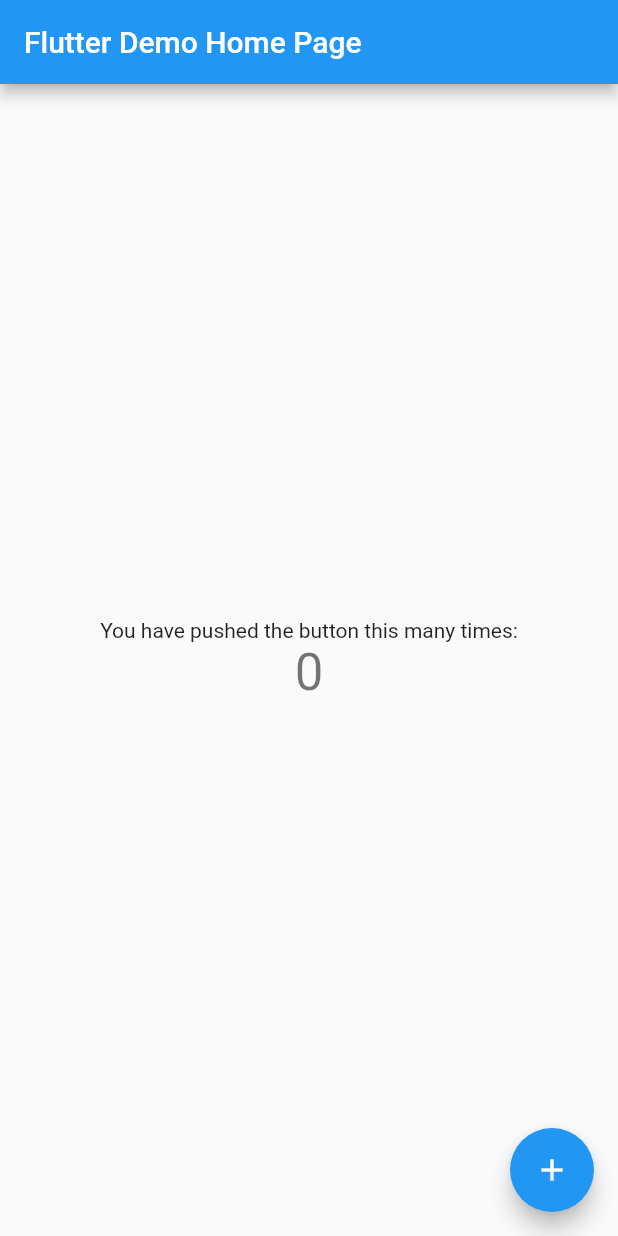
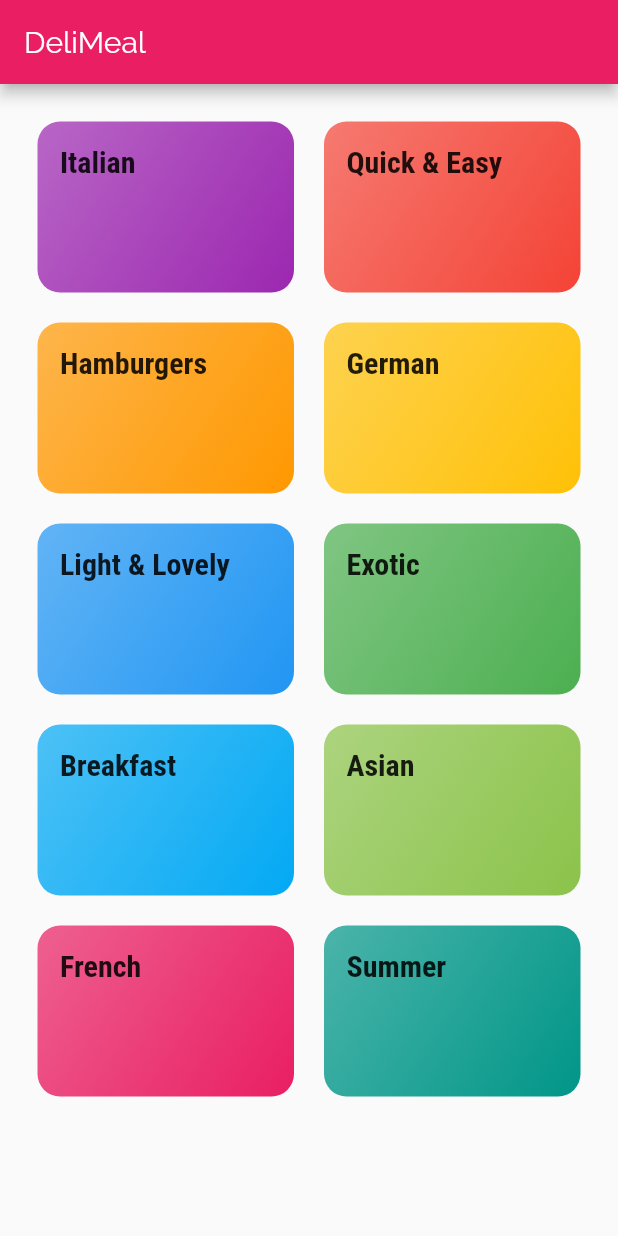
Before and after one commit to 123jkl6/meals_app, a Flutter app: the screen it shows after launch, on a phone screen of 412 x 824 dp. Run offline on Flutter 3.47's test engine with Material 2 defaults, Android fonts, the phone set to English and light mode, and no system bars.

Commit message:
Added categories screen and meals screen for individual category.

```diff
--- a/lib/main.dart
+++ b/lib/main.dart
@@ -1,4 +1,6 @@
 import 'package:flutter/material.dart';
+import 'package:meals_app/screen/categories_screen.dart';
+import 'package:meals_app/screen/category_meals_screen.dart';
 
 void main() => runApp(MyApp());
 
@@ -7,7 +9,7 @@ class MyApp extends StatelessWidget {
   @override
   Widget build(BuildContext context) {
     return MaterialApp(
-      title: 'Flutter Demo',
+      title: 'DeliMeals',
       theme: ThemeData(
         // This is the theme of your application.
         //
@@ -18,94 +20,25 @@ class MyApp extends StatelessWidget {
         // or simply save your changes to "hot reload" in a Flutter IDE).
         // Notice that the counter didn't reset back to zero; the application
         // is not restarted.
-        primarySwatch: Colors.blue,
+        primarySwatch: Colors.pink,
+        accentColor:Colors.amber,
+        //canvasColor:Color.fromRGBO(255,254,299,1),
+        fontFamily : 'Raleway',
+        textTheme:ThemeData.light().textTheme.copyWith(
+          body1:TextStyle(color:Color.fromRGBO(20, 51, 51, 1),),
+          body2:TextStyle(color:Color.fromRGBO(20, 51, 51, 1),),
+          title: TextStyle(
+            fontFamily: "RobotoCondensed",
+            fontSize: 20,
+            fontWeight: FontWeight.bold,
+          ),
+        ),
       ),
-      home: MyHomePage(title: 'Flutter Demo Home Page'),
+      initialRoute: "/",
+      routes: {
+        "/" : (ctx) => CategoriesScreen(),
+        CategoryMealsScreen.routeName : (ctx) => CategoryMealsScreen(),
+      },
     );
   }
 }
-
-class MyHomePage extends StatefulWidget {
-  MyHomePage({Key key, this.title}) : super(key: key);
-
-  // This widget is the home page of your application. It is stateful, meaning
-  // that it has a State object (defined below) that contains fields that affect
-  // how it looks.
-
-  // This class is the configuration for the state. It holds the values (in this
-  // case the title) provided by the parent (in this case the App widget) and
-  // used by the build method of the State. Fields in a Widget subclass are
-  // always marked "final".
-
-  final String title;
-
-  @override
-  _MyHomePageState createState() => _MyHomePageState();
-}
-
-class _MyHomePageState extends State<MyHomePage> {
-  int _counter = 0;
-
-  void _incrementCounter() {
-    setState(() {
-      // This call to setState tells the Flutter framework that something has
-      // changed in this State, which causes it to rerun the build method below
-      // so that the display can reflect the updated values. If we changed
-      // _counter without calling setState(), then the build method would not be
-      // called again, and so nothing would appear to happen.
-      _counter++;
-    });
-  }
-
-  @override
-  Widget build(BuildContext context) {
-    // This method is rerun every time setState is called, for instance as done
-    // by the _incrementCounter method above.
-    //
-    // The Flutter framework has been optimized to make rerunning build methods
-    // fast, so that you can just rebuild anything that needs updating rather
-    // than having to individually change instances of widgets.
-    return Scaffold(
-      appBar: AppBar(
-        // Here we take the value from the MyHomePage object that was created by
-        // the App.build method, and use it to set our appbar title.
-        title: Text(widget.title),
-      ),
-      body: Center(
-        // Center is a layout widget. It takes a single child and positions it
-        // in the middle of the parent.
-        child: Column(
-          // Column is also layout widget. It takes a list of children and
-          // arranges them vertically. By default, it sizes itself to fit its
-          // children horizontally, and tries to be as tall as its parent.
-          //
-          // Invoke "debug painting" (press "p" in the console, choose the
-          // "Toggle Debug Paint" action from the Flutter Inspector in Android
-          // Studio, or the "Toggle Debug Paint" command in Visual Studio Code)
-          // to see the wireframe for each widget.
-          //
-          // Column has various properties to control how it sizes itself and
-          // how it positions its children. Here we use mainAxisAlignment to
-          // center the children vertically; the main axis here is the vertical
-          // axis because Columns are vertical (the cross axis would be
-          // horizontal).
-          mainAxisAlignment: MainAxisAlignment.center,
-          children: <Widget>[
-            Text(
-              'You have pushed the button this many times:',
-            ),
-            Text(
-              '$_counter',
-              style: Theme.of(context).textTheme.display1,
-            ),
-          ],
-        ),
-      ),
-      floatingActionButton: FloatingActionButton(
-        onPressed: _incrementCounter,
-        tooltip: 'Increment',
-        child: Icon(Icons.add),
-      ), // This trailing comma makes auto-formatting nicer for build methods.
-    );
-  }
-}
--- /dev/null
+++ b/lib/screen/categories_screen.dart
@@ -0,0 +1,35 @@
+import "package:flutter/material.dart";
+
+import "../dummy-data.dart";
+
+import "../widgets/category_item.dart";
+
+class CategoriesScreen extends StatelessWidget {
+  static const routeName = "categories_screen";
+  @override
+  Widget build(BuildContext context) {
+    return Scaffold(
+      appBar:AppBar(
+        title:const Text("DeliMeal"),
+      ),
+      body: GridView(
+        gridDelegate: SliverGridDelegateWithMaxCrossAxisExtent(
+          maxCrossAxisExtent: 200,
+          childAspectRatio: 3 / 2,
+          crossAxisSpacing: 20,
+          mainAxisSpacing: 20,
+        ),
+        padding: const EdgeInsets.all(25),
+        children: DUMMY_CATEGORIES
+            .map(
+              (catData) => CategoryItem(
+                id:catData.id,
+                title: catData.title,
+                color: catData.color,
+              ),
+            )
+            .toList(),
+      ),
+    );
+  }
+}
--- /dev/null
+++ b/lib/widgets/category_item.dart
@@ -0,0 +1,57 @@
+import "package:flutter/material.dart";
+import 'package:meals_app/screen/category_meals_screen.dart';
+
+class CategoryItem extends StatelessWidget {
+  final String id;
+  final String title;
+  final Color color;
+
+  CategoryItem({
+    this.id,
+    this.title,
+    this.color,
+  });
+
+  void _selectCategory(BuildContext context) {
+    // Navigator.of(context).push(
+    //   MaterialPageRoute(
+    //     builder: (_) => CategoryMealsScreen(
+    //       categoryTitle: title,
+    //       categoryId: id,
+    //     ),
+    //   ),
+    // );
+    Navigator.of(context).pushNamed(CategoryMealsScreen.routeName, arguments: {
+      "id": id,
+      "title": title,
+    });
+  }
+
+  @override
+  Widget build(BuildContext context) {
+    return InkWell(
+      onTap: () => _selectCategory(context),
+      splashColor: Theme.of(context).primaryColor,
+      //should match Container's border radius for nicer effect
+      borderRadius: BorderRadius.circular(15),
+      child: Container(
+        padding: const EdgeInsets.all(15),
+        child: Text(
+          title,
+          style: Theme.of(context).textTheme.title,
+        ),
+        decoration: BoxDecoration(
+          gradient: LinearGradient(
+            colors: [
+              color.withOpacity(0.7),
+              color,
+            ],
+            begin: Alignment.topLeft,
+            end: Alignment.bottomRight,
+          ),
+          borderRadius: BorderRadius.circular(15),
+        ),
+      ),
+    );
+  }
+}
```
Also changed, not shown: lib/dummy-data.dart (added, +408 -0 lines), lib/models/category.dart (added, +13 -0 lines), lib/models/meal.dart (added, +45 -0 lines), lib/screen/category_meals_screen.dart (added, +33 -0 lines), pubspec.yaml (+18 -7 lines), assets/fonts/Raleway-Black.ttf (added), assets/fonts/Raleway-Bold.ttf (added), assets/fonts/Raleway-Regular.ttf (added), assets/fonts/RobotoCondensed-Bold.ttf (added), assets/fonts/RobotoCondensed-Italic.ttf (added), assets/fonts/RobotoCondensed-Light.ttf (added), assets/fonts/RobotoCondensed-Regular.ttf (added).
